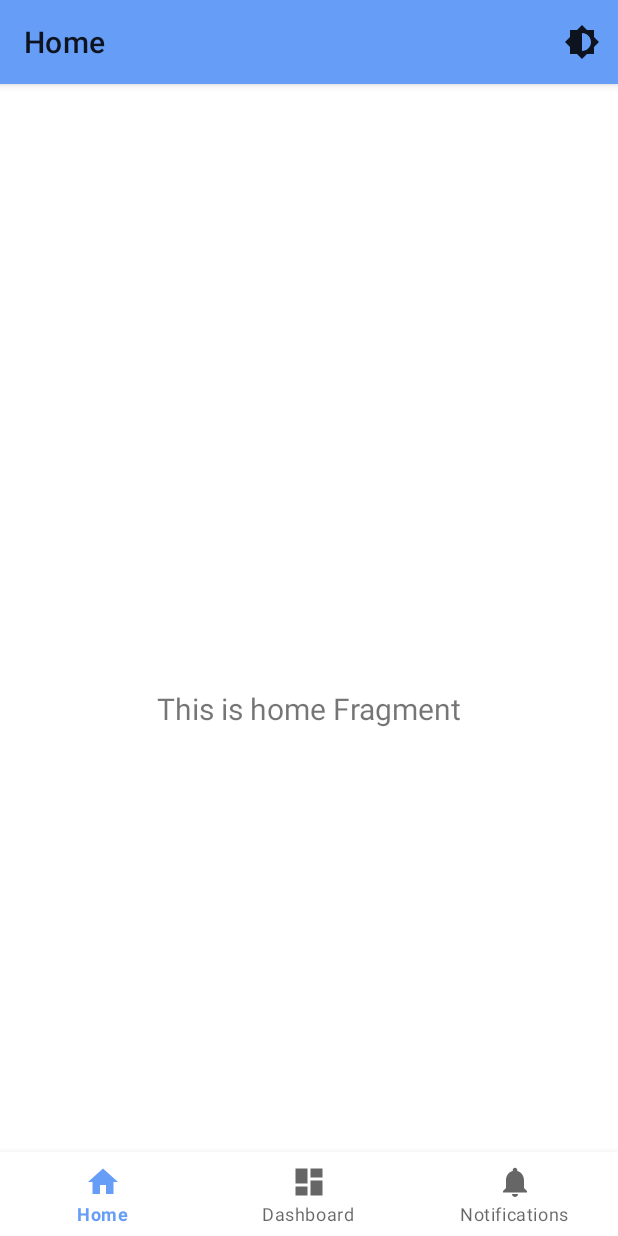
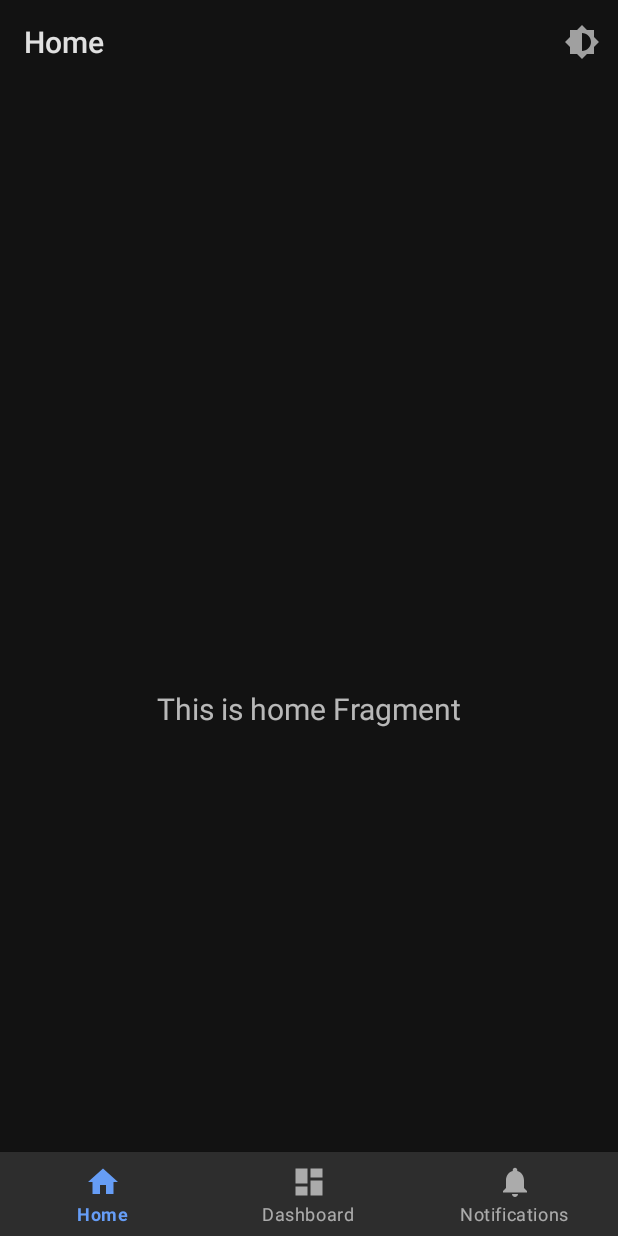
Before and after one commit to WilliamYuTW/MaterialMvvm, an Android app: the screen it shows after launch (MainActivity), after a tap on "Theme", on a phone screen of 412 x 824 dp. Run offline under Robolectric (Android 15) with nearby library versions, the phone set to English and light mode, and no system bars; our stand-ins replace Dagger/Hilt's generated code, navigation-ui; libraries missing offline, so code that uses them is left out: com.tencent.mmkv; 4 statements that could not run were skipped.

```diff
--- a/app/build.gradle
+++ b/app/build.gradle
@@ -3,6 +3,7 @@ apply plugin: 'kotlin-android'
 apply plugin: 'kotlin-android-extensions'
 apply plugin: 'kotlin-kapt'
 apply plugin: "androidx.navigation.safeargs.kotlin"
+apply plugin: 'dagger.hilt.android.plugin'
 
 android {
     compileSdkVersion 29
@@ -52,6 +53,9 @@ dependencies {
 
     implementation mmkv
 
+    implementation dagger.hiltAndroid
+    kapt dagger.hiltCompiler
+
     testImplementation 'junit:junit:4.12'
     androidTestImplementation 'androidx.test.ext:junit:1.1.1'
     androidTestImplementation 'androidx.test.espresso:espresso-core:3.2.0'
--- a/app/src/main/java/com/william/template/MainActivity.kt
+++ b/app/src/main/java/com/william/template/MainActivity.kt
@@ -7,7 +7,9 @@ import androidx.navigation.ui.AppBarConfiguration
 import androidx.navigation.ui.setupActionBarWithNavController
 import androidx.navigation.ui.setupWithNavController
 import com.google.android.material.bottomnavigation.BottomNavigationView
+import dagger.hilt.android.AndroidEntryPoint
 
+@AndroidEntryPoint
 class MainActivity : AppCompatActivity() {
 
     override fun onCreate(savedInstanceState: Bundle?) {
--- a/app/src/main/java/com/william/template/MyApplication.kt
+++ b/app/src/main/java/com/william/template/MyApplication.kt
@@ -1,20 +1,26 @@
 package com.william.template
 
 import android.app.Application
-import com.tencent.mmkv.MMKV
 import com.william.template.tools.ThemeHelper
+import dagger.hilt.android.HiltAndroidApp
 import kotlinx.coroutines.CoroutineScope
 import kotlinx.coroutines.Dispatchers
 import kotlinx.coroutines.launch
+import javax.inject.Inject
 
 
 /**
  * @author WeiYi Yu
  * @date 2020-07-08
  */
+
+@HiltAndroidApp
 class MyApplication : Application() {
 
     private val applicationScope = CoroutineScope(Dispatchers.Default)
+
+    @Inject
+    lateinit var themeHelper: ThemeHelper
 
     override fun onCreate() {
         super.onCreate()
@@ -23,10 +29,8 @@ class MyApplication : Application() {
 
     private fun delayInit() {
         applicationScope.launch {
-            MMKV.initialize(applicationContext)
-            val defaultMMKV = MMKV.defaultMMKV()
-            val currentTheme = ThemeHelper.getCurrentTheme(defaultMMKV)
-            ThemeHelper.applyTheme(defaultMMKV, currentTheme)
+            val currentTheme = themeHelper.getCurrentTheme()
+            themeHelper.applyTheme(currentTheme)
         }
     }
 }
--- a/app/src/main/java/com/william/template/tools/ThemeHelper.kt
+++ b/app/src/main/java/com/william/template/tools/ThemeHelper.kt
@@ -2,22 +2,28 @@ package com.william.template.tools
 
 import androidx.appcompat.app.AppCompatDelegate
 import com.tencent.mmkv.MMKV
+import javax.inject.Inject
+import javax.inject.Singleton
 
 /**
  * @author WeiYi Yu
  * @date 2020-07-08
  */
-object ThemeHelper {
 
-    private const val KEY_THEME = "theme"
+@Singleton
+class ThemeHelper @Inject constructor(private val mmkv: MMKV) {
 
-    fun getCurrentTheme(mmkv: MMKV): Theme {
+    fun getCurrentTheme(): Theme {
         val mode = mmkv.getInt(KEY_THEME, Theme.SYSTEM_DEFAULT.mode)
         return Theme.get(mode)
     }
 
-    fun applyTheme(mmkv: MMKV, theme: Theme) {
+    fun applyTheme(theme: Theme) {
         AppCompatDelegate.setDefaultNightMode(theme.mode)
         mmkv.putInt(KEY_THEME, theme.mode)
     }
+
+    companion object {
+        private const val KEY_THEME = "theme"
+    }
 }
--- a/app/src/main/java/com/william/template/ui/home/HomeFragment.kt
+++ b/app/src/main/java/com/william/template/ui/home/HomeFragment.kt
@@ -6,14 +6,19 @@ import android.widget.TextView
 import androidx.fragment.app.Fragment
 import androidx.lifecycle.Observer
 import androidx.lifecycle.ViewModelProvider
-import com.tencent.mmkv.MMKV
 import com.william.template.R
 import com.william.template.tools.Theme
 import com.william.template.tools.ThemeHelper
+import dagger.hilt.android.AndroidEntryPoint
+import javax.inject.Inject
 
+@AndroidEntryPoint
 class HomeFragment : Fragment() {
 
     private lateinit var homeViewModel: HomeViewModel
+
+    @Inject
+    lateinit var themeHelper: ThemeHelper
 
     override fun onCreateView(
         inflater: LayoutInflater,
@@ -39,7 +44,7 @@ class HomeFragment : Fragment() {
     override fun onOptionsItemSelected(item: MenuItem): Boolean {
         when (item.itemId) {
             R.id.menu_theme -> {
-                ThemeHelper.applyTheme(MMKV.defaultMMKV(), Theme.DARK)
+                themeHelper.applyTheme(Theme.DARK)
             }
         }
         return true
```
Also changed, not shown: app/src/main/java/com/william/template/Module.kt (added, +26 -0 lines), build.gradle (+9 -0 lines).
